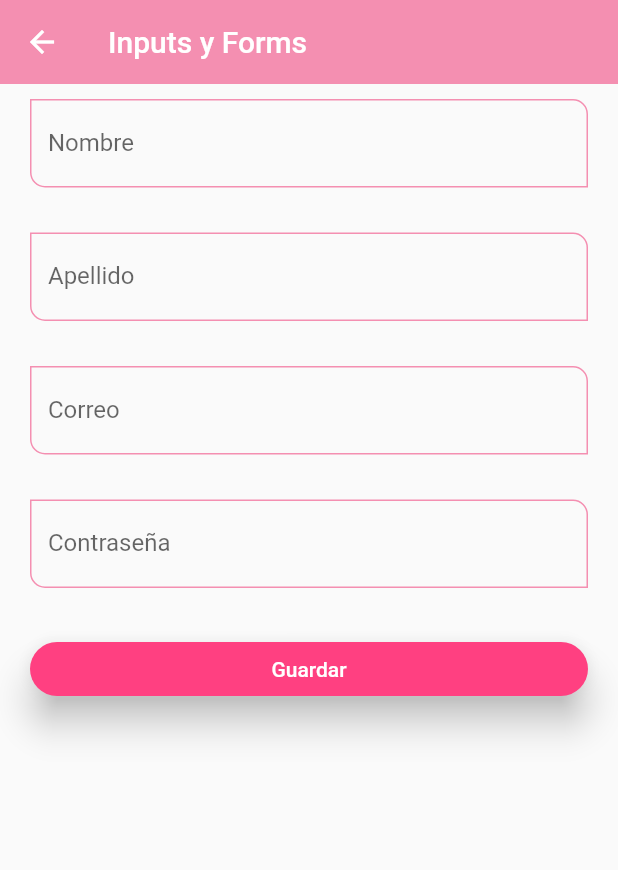
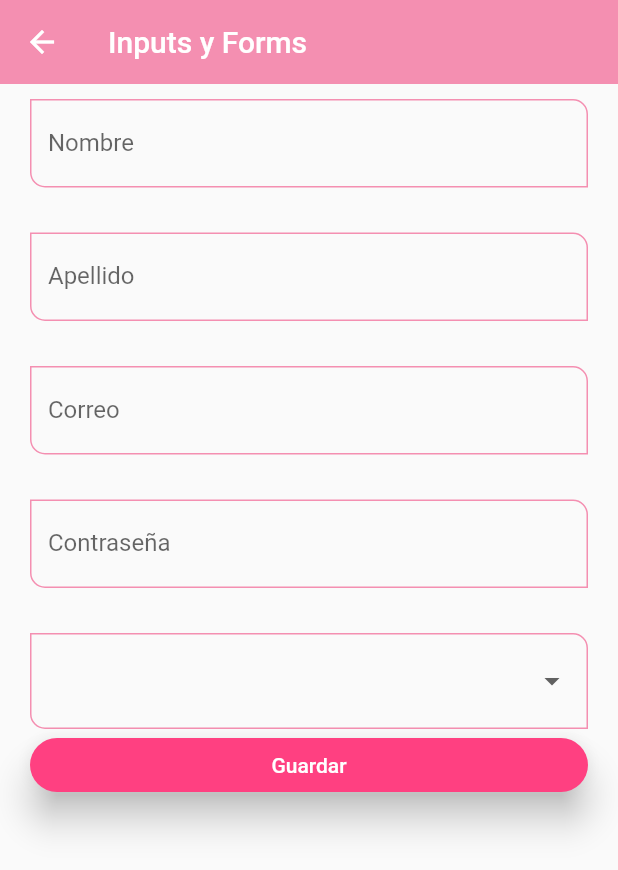
Before and after one commit to valfranciscangeli/fl_components, a Flutter app: the InputsScreen screen opened by its route, on a phone screen of 412 x 824 dp. Shown: the top 870 px of the screen. Run offline on Flutter 3.47's test engine with Material 2 defaults, Android fonts, the phone set to English and light mode, and no system bars.

Commit message:
fin clase 93

```diff
--- a/lib/screens/inputs_screen.dart
+++ b/lib/screens/inputs_screen.dart
@@ -64,6 +64,16 @@ class InputsScreen extends StatelessWidget {
                 const SizedBox(
                   height: 30,
                 ),
+                DropdownButtonFormField<String>(
+                  items: const [
+                    DropdownMenuItem(value: 'Admin', child: Text('Admin')),
+                    DropdownMenuItem(value: 'Superuser', child: Text('Superuser')),
+                  ],
+                  onChanged: (value) {
+                    print(value);
+                    formValues['role'] = value ?? 'Admin';
+                  },
+                ),
                 ElevatedButton(
                     onPressed: () {
                       FocusScope.of(context).requestFocus(FocusNode());
```
